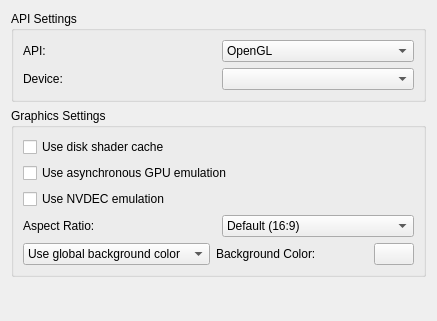
First picture: the form in src/yuzu/configuration/configure_graphics.ui, repository rorrim-rorrim/eden-alt, before the edit.
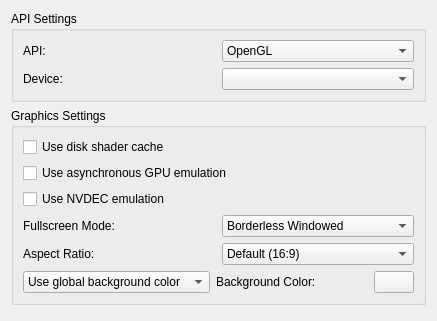
Second picture: the form after the edit.

Commit message:
configure_graphics: Add Borderless Windowed fullscreen mode
The borderless windowed fullscreen mode solves several issues with the presentation of the overlay dialogs and on-screen keyboard in exclusive fullscreen mode, and also has other benefits such as smoother gameplay, lower latency and a significant reduction in screen tearing.

```diff
--- a/src/yuzu/configuration/configure_graphics.ui
+++ b/src/yuzu/configuration/configure_graphics.ui
@@ -104,6 +104,45 @@
           </property>
          </widget>
         </item>
+        <item>
+         <widget class="QWidget" name="fullscreen_mode_layout" native="true">
+          <layout class="QHBoxLayout" name="horizontalLayout_1">
+           <property name="leftMargin">
+            <number>0</number>
+           </property>
+           <property name="topMargin">
+            <number>0</number>
+           </property>
+           <property name="rightMargin">
+            <number>0</number>
+           </property>
+           <property name="bottomMargin">
+            <number>0</number>
+           </property>
+           <item>
+            <widget class="QLabel" name="fullscreen_mode_label">
+             <property name="text">
+              <string>Fullscreen Mode:</string>
+             </property>
+            </widget>
+           </item>
+           <item>
+            <widget class="QComboBox" name="fullscreen_mode_combobox">
+             <item>
+              <property name="text">
+               <string>Borderless Windowed</string>
+              </property>
+             </item>
+             <item>
+              <property name="text">
+               <string>Exclusive Fullscreen</string>
+              </property>
+             </item>
+            </widget>
+           </item>
+          </layout>
+         </widget>
+        </item>
         <item>
          <widget class="QWidget" name="aspect_ratio_layout" native="true">
           <layout class="QHBoxLayout" name="horizontalLayout_6">
```
Left out of the diff: 2 changed lines with no effect on the pictures. The commit also changes 4 other files.
